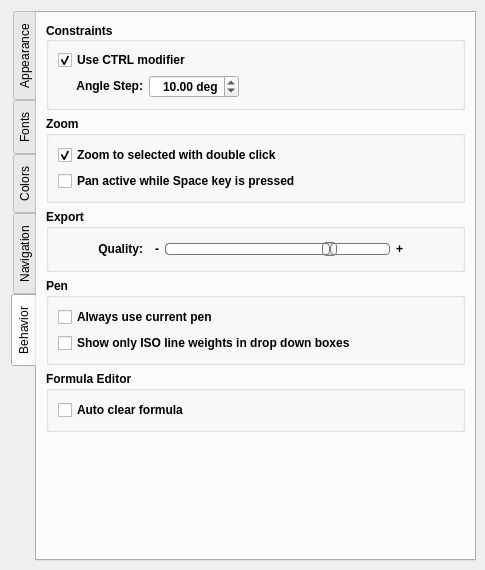
First picture: the form in src/app/seamly2d/dialogs/configpages/preferencesgraphicsviewpage.ui, repository FashionFreedom/Seamly2D, before the edit.
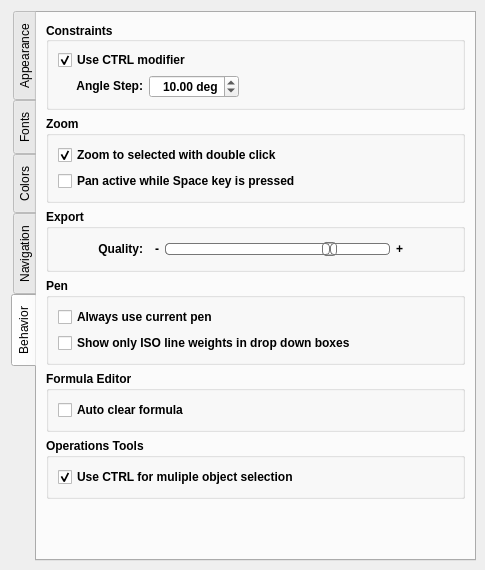
Second picture: the form after the edit. The open tabs and pages were chosen to show the change. Custom widgets are drawn as their Qt base class.

Commit message: refactor to add ctrl selection option

The edit to the form file:
```diff
--- a/src/app/seamly2d/dialogs/configpages/preferencesgraphicsviewpage.ui
+++ b/src/app/seamly2d/dialogs/configpages/preferencesgraphicsviewpage.ui
@@ -3315,6 +3315,37 @@
          </layout>
         </widget>
        </item>
+       <item>
+        <widget class="QGroupBox" name="snap_to_origin_groupbox">
+         <property name="minimumSize">
+          <size>
+           <width>0</width>
+           <height>0</height>
+          </size>
+         </property>
+         <property name="font">
+          <font>
+           <pointsize>9</pointsize>
+           <bold>true</bold>
+          </font>
+         </property>
+         <property name="title">
+          <string>Operations Tools</string>
+         </property>
+         <layout class="QVBoxLayout" name="verticalLayout_28">
+          <item>
+           <widget class="QCheckBox" name="cvontrol_select_checkbox">
+            <property name="text">
+             <string>Use CTRL for muliple object selection</string>
+            </property>
+            <property name="checked">
+             <bool>true</bool>
+            </property>
+           </widget>
+          </item>
+         </layout>
+        </widget>
+       </item>
        <item>
         <spacer name="verticalSpacer_2">
          <property name="orientation">
```
Left out of the diff: 2 changed lines with no effect on the pictures. The commit also changes 5 other files.
